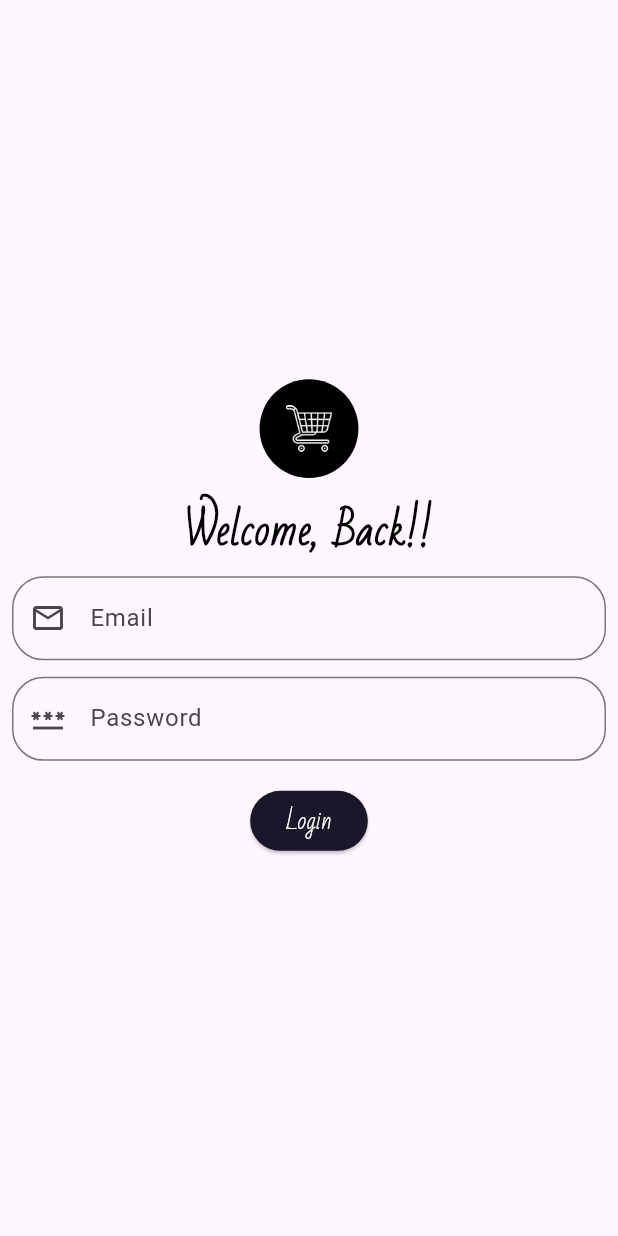
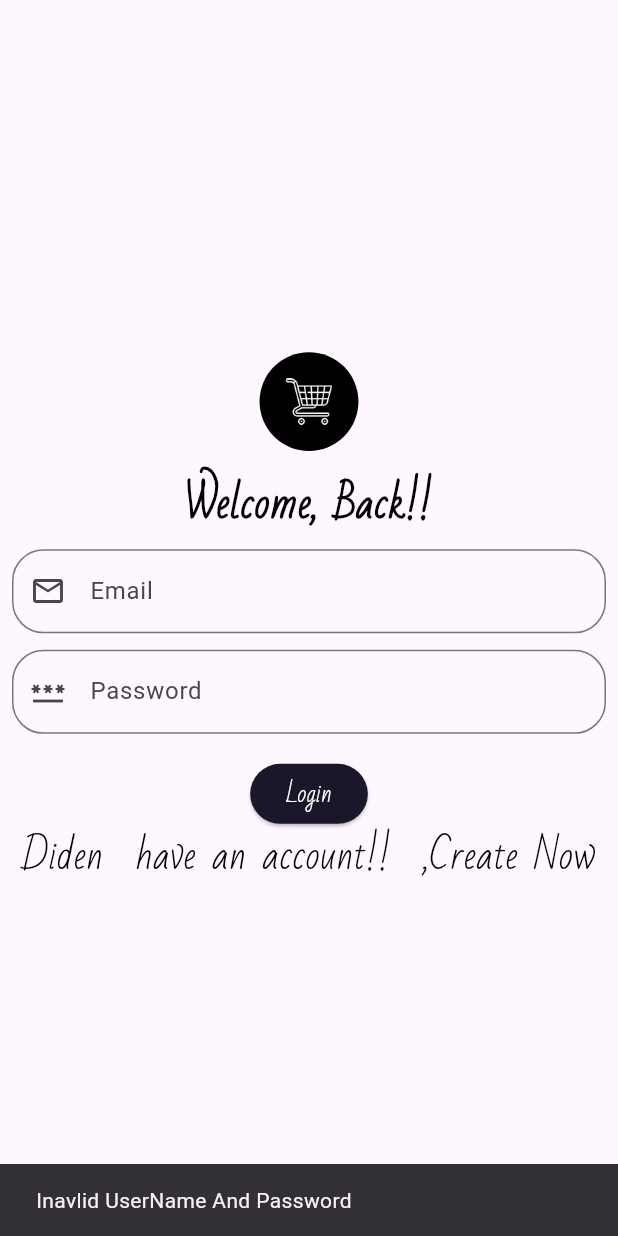
Before and after one commit to pallavipatil1998/Expense_App, a Flutter app: the LoginPage screen opened directly, after a tap on "Login", on a phone screen of 412 x 824 dp. Run offline on Flutter 3.47's test engine with Material 3 defaults, Android fonts, the phone set to English and light mode, and no system bars; our stand-ins replace flutter_bloc, shared_preferences, sqflite; accounts and stored records are empty.

Commit message:
login signup

```diff
--- a/lib/Screen/User_Onboarding/login_page.dart
+++ b/lib/Screen/User_Onboarding/login_page.dart
@@ -1,8 +1,14 @@
+import 'package:expense_app/Bloc/UserBloc/user_bloc.dart';
+import 'package:expense_app/Bloc/UserBloc/user_event.dart';
+import 'package:expense_app/Bloc/UserBloc/user_state.dart';
+import 'package:expense_app/Screen/Home/home_page.dart';
+import 'package:expense_app/Screen/User_Onboarding/sign_up_page.dart';
 import 'package:expense_app/Utils/my_styles.dart';
 import 'package:expense_app/app_Widget/app_rounded_button.dart';
 import 'package:flutter/cupertino.dart';
 import 'package:flutter/material.dart';
 import 'package:flutter/widgets.dart';
+import 'package:flutter_bloc/flutter_bloc.dart';
 
 import '../../Utils/image_constants.dart';
 
@@ -14,31 +20,34 @@ class LoginPage extends StatefulWidget {
 }
 
 class _LoginPageState extends State<LoginPage> {
+  var emailController = TextEditingController();
+  var passController = TextEditingController();
+
   @override
   Widget build(BuildContext context) {
-    var mediaqueryData =MediaQuery.of(context);
-    var mWidth=mediaqueryData.size.width;
-    var mHeight=mediaqueryData.size.height;
+    var mediaqueryData = MediaQuery.of(context);
+    var mWidth = mediaqueryData.size.width;
+    var mHeight = mediaqueryData.size.height;
     print("MQwidth:$mWidth, MQHeight: $mHeight");
-    var mOrientation =mediaqueryData.orientation;
+    var mOrientation = mediaqueryData.orientation;
     print(mOrientation);
 
     return Scaffold(
         body: Padding(
             padding: const EdgeInsets.symmetric(horizontal: 8.0),
-        child: mOrientation == Orientation.portrait ? portraitUI(mWidth,mHeight) : landScapeUI(mWidth,mHeight)
-      )
-
-    );
-
+            child: mOrientation == Orientation.portrait
+                ? portraitUI(mWidth, mHeight)
+                : landScapeUI(mWidth, mHeight)));
   }
 
-Widget mainUI(double mWidth,double mHeight){
-    return mHeight>334 ? mainSubUI(mWidth, mHeight) : SingleChildScrollView(child: mainSubUI(mWidth, mHeight)) ;
+  Widget mainUI(double mWidth, double mHeight) {
+    return mHeight > 334
+        ? mainSubUI(mWidth, mHeight)
+        : SingleChildScrollView(child: mainSubUI(mWidth, mHeight));
   }
 
-Widget mainSubUI(double mWidth,double mHeight){
-    return  Column(
+  Widget mainSubUI(double mWidth, double mHeight) {
+    return Column(
       mainAxisAlignment: MainAxisAlignment.center,
       children: [
         CircleAvatar(
@@ -64,12 +73,14 @@ Widget mainSubUI(double mWidth,double mHeight){
         ),
         hSpacer(),
         TextField(
+            controller: emailController,
             decoration: myDecoration(
                 mPrefixIcon: Icons.email_outlined,
                 mLabel: "Email",
                 mHint: "Enter your Email..")),
         hSpacer(),
         TextField(
+            controller: passController,
             obscuringCharacter: "*",
             obscureText: true,
             decoration: myDecoration(
@@ -77,22 +88,64 @@ Widget mainSubUI(double mWidth,double mHeight){
                 mLabel: "Password",
                 mHint: "Enter your Email..")),
         hSpacer(mHeight: 16),
-        AppRoundedButton(onTap: () {}, title: "Login")
+        BlocConsumer<UserBloc, UserState>(
+          listener: (context, state) {
+            if (state is UserSuccessState) {
+              ScaffoldMessenger.of(context).showSnackBar(
+                  SnackBar(content: Text("User LoggedIn Successfully!!!...")));
+              Navigator.pushReplacement(
+                  context,
+                  MaterialPageRoute(
+                    builder: (context) => HomePage(),
+                  ));
+            } else if (state is UserFailState) {
+              ScaffoldMessenger.of(context)
+                  .showSnackBar(SnackBar(content: Text(state.failMsg)));
+            }
+          },
+          builder: (_, state) {
+            if (state is UserLoadingState) {
+              return Center(
+                child: CircularProgressIndicator(),
+              );
+            }
+            return AppRoundedButton(
+                onTap: () {
+                  var email = emailController.text.toString();
+                  var pass = passController.text.toString();
+                  context
+                      .read<UserBloc>()
+                      .add(LoginUserEvent(email: email, pass: pass));
+                },
+                title: "Login");
+          },
+        ),
+        InkWell(
+            onTap: () {
+              Navigator.push(
+                  context,
+                  MaterialPageRoute(
+                    builder: (context) => SignUpPage(),
+                  ));
+            },
+            child: Text(
+              "Diden\t have an account!!  ,Create Now",
+              style: mTextStyle25(),
+            )),
       ],
     );
   }
 
-
-  Widget portraitUI(double mWidth,double mHeight){
-    return mainUI(mWidth,mHeight);
+  Widget portraitUI(double mWidth, double mHeight) {
+    return mainUI(mWidth, mHeight);
   }
 
-  Widget landScapeUI(double  mWidth,double mHeight){
+  Widget landScapeUI(double mWidth, double mHeight) {
     return Row(
       children: [
         Expanded(
           flex: 1,
-          child:CircleAvatar(
+          child: CircleAvatar(
             backgroundColor: Colors.black,
             radius: mWidth * 0.01,
             child: Image.asset(
@@ -101,26 +154,20 @@ Widget mainSubUI(double mWidth,double mHeight){
               width: mHeight * 0.09,
               height: mHeight * 0.09,
             ),
-        ), ),
+          ),
+        ),
         Expanded(
             flex: 2,
-            child:LayoutBuilder(
-          builder: (context,constraints) {
-            var mWidth=constraints.maxWidth;
-            var mHeight=constraints.maxHeight;
+            child: LayoutBuilder(builder: (context, constraints) {
+              var mWidth = constraints.maxWidth;
+              var mHeight = constraints.maxHeight;
               print("LBwidth:$mWidth, LBHeight: $mHeight");
-            return mainUI(constraints.maxWidth,mHeight);
-          }
-        ) ),
+              return mainUI(constraints.maxWidth, mHeight);
+            })),
       ],
     );
   }
-
-
-
 }
-
-
 
 /* Widget mainUI(double mWidth, bool isLandScape){
     return  Column(
@@ -172,8 +219,6 @@ Widget mainSubUI(double mWidth,double mHeight){
 
   }*/
 
-
-
 /*
 Widget portraitUI(double mWidth){
   return mainUI(mWidth,false);
--- a/lib/main.dart
+++ b/lib/main.dart
@@ -12,9 +12,12 @@ import 'package:flutter_bloc/flutter_bloc.dart';
 import 'package:provider/provider.dart';
 
 void main() {
-  runApp(BlocProvider(create: (context) => ExpenseBloc(db: AppDataBase.db),
-    child: MyApp(),
-  ));
+  runApp(MultiBlocProvider(
+      providers: [
+        BlocProvider(create: (context) =>ExpenseBloc(db: AppDataBase.db) ,),
+        BlocProvider(create: (context) => UserBloc(db: AppDataBase.db),)
+      ],
+      child: MyApp()));
 }
 
 class MyApp extends StatelessWidget {
@@ -29,7 +32,7 @@ class MyApp extends StatelessWidget {
         colorScheme: ColorScheme.fromSeed(seedColor: Colors.deepPurple),
         useMaterial3: true,
       ),
-      home:HomePage()
+      home:SplashScreen()
     );
   }
 }
```
Also changed, not shown: lib/Screen/Home/home_page.dart (+16 -7 lines), lib/Screen/Splash/splash_page.dart (+23 -0 lines), lib/Screen/User_Onboarding/sign_up_page.dart (+39 -2 lines), lib/graph_page.dart (added, +93 -0 lines). Lines whose indentation alone changed are shown as unchanged.
